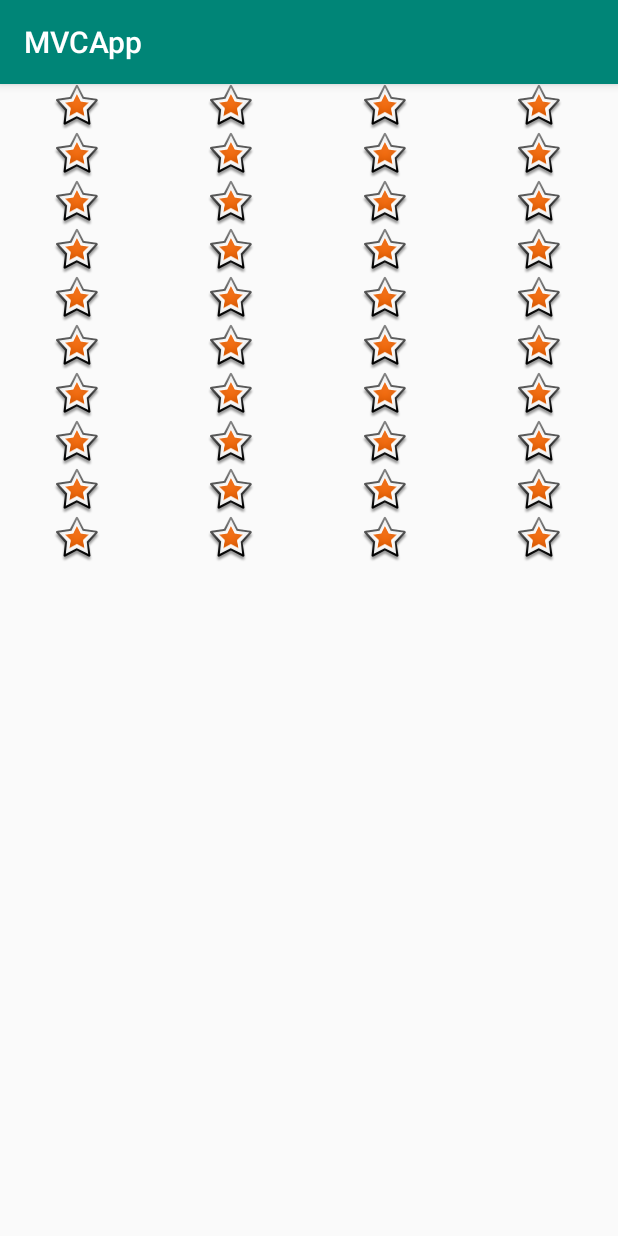
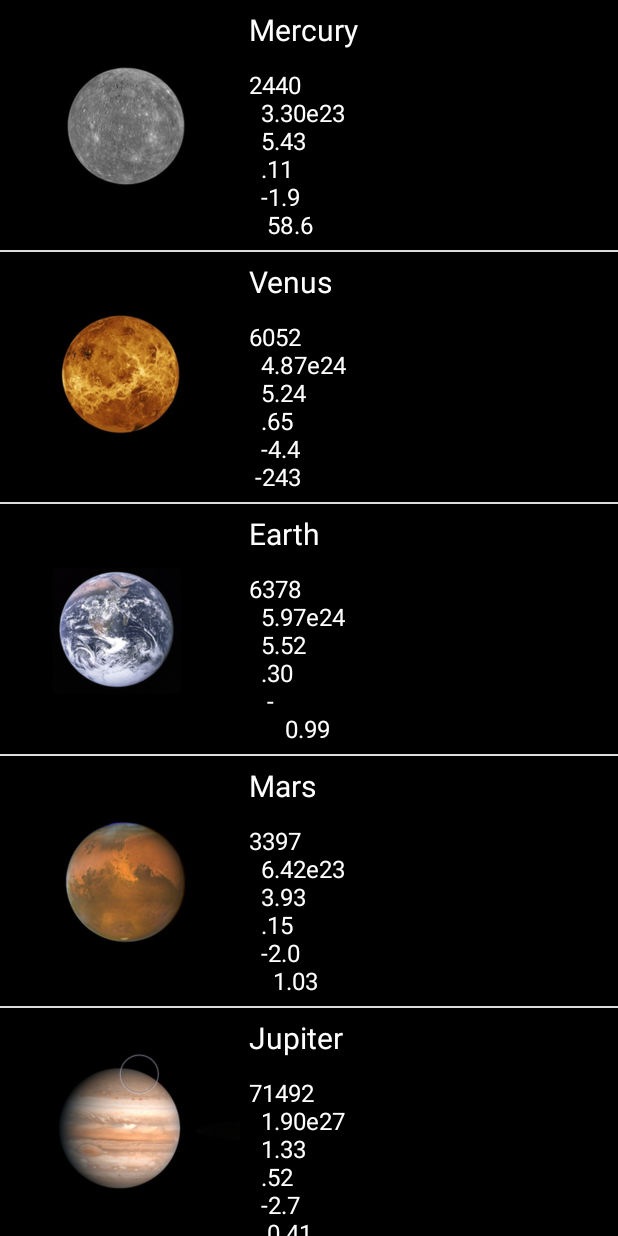
Before and after one commit to aahza/android, an Android app: the screen it shows after launch (MainActivity), on a phone screen of 412 x 824 dp. Run offline under Robolectric (Android 15) with nearby library versions, the phone set to English and light mode, and no system bars.

Commit message:
Planet ListView App is ready

```diff
--- /dev/null
+++ b/MVCApp/app/src/main/java/test/aahz/com/mvcapp/CustomAdaptor.java
@@ -0,0 +1,54 @@
+package test.aahz.com.mvcapp;
+
+import android.util.Log;
+import android.view.View;
+import android.view.ViewGroup;
+import android.widget.BaseAdapter;
+import android.widget.ImageView;
+import android.widget.ListAdapter;
+import android.widget.TextView;
+
+import java.util.List;
+
+public class CustomAdaptor extends BaseAdapter {
+
+    List<Profile> profiles;
+
+    public CustomAdaptor(List<Profile> profiles) {
+        this.profiles = profiles;
+    }
+
+
+    @Override
+    public int getCount() {
+        return profiles.size();
+    }
+
+    @Override
+    public Object getItem(int position) {
+        return position;
+    }
+
+    @Override
+    public long getItemId(int position) {
+        return position;
+    }
+
+    @Override
+    public View getView(int position, View convertView, ViewGroup parent) {
+        Log.d("PLANETS " , "getView Position =" + position);
+
+        View v = convertView;
+        if(v == null)  v = View.inflate(parent.getContext(), R.layout.item_view, null);
+
+        ImageView photo = (ImageView) v.findViewById(R.id.photo);
+        TextView f = (TextView) v.findViewById(R.id.text_f);
+        TextView s = (TextView) v.findViewById(R.id.text_s);
+
+        photo.setImageResource(profiles.get(position).getPhoto());
+        f.setText(profiles.get(position).getfName());
+        s.setText(profiles.get(position).getsName());
+
+        return v;
+    }
+}
--- a/MVCApp/app/src/main/java/test/aahz/com/mvcapp/MainActivity.java
+++ b/MVCApp/app/src/main/java/test/aahz/com/mvcapp/MainActivity.java
@@ -6,6 +6,7 @@ import android.view.View;
 import android.widget.AdapterView;
 import android.widget.ArrayAdapter;
 import android.widget.GridView;
+import android.widget.ListView;
 import android.widget.Spinner;
 import android.widget.TextView;
 import android.widget.Toast;
@@ -17,17 +18,34 @@ import static java.util.Arrays.asList;
 
 public class MainActivity extends AppCompatActivity {
 
+    List<Profile> profiles = new ArrayList<>();
+
     @Override
     protected void onCreate(Bundle savedInstanceState) {
         super.onCreate(savedInstanceState);
         setContentView(R.layout.activity_main);
 
-        GridView gv = (GridView) findViewById(R.id.gridView);
+        ListView lv = (ListView) findViewById(R.id.lv);
 
         final List<String> planets = new ArrayList<>(asList("Mercury", "Venus", "Earth",
                 "Mars", "Jupiter", "Saturn", "Uranus ", "Neptune", "X-planet"));
 
-        gv.setAdapter(new ImageAdapter(this));
+        lv.setAdapter(new CustomAdaptor(loadData()));
 
     }
+
+    public List<Profile> loadData() {
+//        for (int i =0; i < 1; i++) {
+            profiles.add(new Profile(R.drawable.pl_mercury_x320, "Mercury", "2440\n  3.30e23\n  5.43\n  .11\n  -1.9\n   58.6"));
+            profiles.add(new Profile(R.drawable.pl_venus_x320, "Venus", "6052\n  4.87e24\n  5.24\n  .65\n  -4.4\n -243 "));
+            profiles.add(new Profile(R.drawable.pl_earth_x320, "Earth ", "6378\n  5.97e24\n  5.52\n  .30\n   -\n      0.99"));
+            profiles.add(new Profile(R.drawable.pl_mars_x320, "Mars", "3397\n  6.42e23\n  3.93\n  .15\n  -2.0\n    1.03"));
+            profiles.add(new Profile(R.drawable.pl_jupiter_x320, "Jupiter", "71492\n  1.90e27\n  1.33\n  .52\n  -2.7\n   0.41"));
+            profiles.add(new Profile(R.drawable.pl_saturn_x320, "Saturn", "60268\n  5.68e26\n  0.69\n  .47\n   0.7\n    0.45"));
+            profiles.add(new Profile(R.drawable.pl_uranus_x320, "Uranus ", "25559\n  8.68e25\n  1.32\n  .51\n   5.5\n   -0.72"));
+            profiles.add(new Profile(R.drawable.pl_nepune_x320, "Neptune", "24766\n  1.02e26\n  1.64\n  .41\n   7.8\n    0.67"));
+            profiles.add(new Profile(R.drawable.pl_pluto_x320, "Pluto", "1150\n  1.27e22\n  2.06\n  .55\n  13.6\n   -6.39"));
+//        }
+        return profiles;
+    }
 }
--- /dev/null
+++ b/MVCApp/app/src/main/java/test/aahz/com/mvcapp/Profile.java
@@ -0,0 +1,36 @@
+package test.aahz.com.mvcapp;
+
+public class Profile {
+    int photo;
+    String fName, sName;
+
+    public int getPhoto() {
+        return photo;
+    }
+
+    public void setPhoto(int photo) {
+        this.photo = photo;
+    }
+
+    public String getfName() {
+        return fName;
+    }
+
+    public void setfName(String fName) {
+        this.fName = fName;
+    }
+
+    public String getsName() {
+        return sName;
+    }
+
+    public void setsName(String sName) {
+        this.sName = sName;
+    }
+
+    public Profile(int photo, String fName, String sName) {
+        this.photo = photo;
+        this.fName = fName;
+        this.sName = sName;
+    }
+}
--- /dev/null
+++ b/MVCApp/app/src/main/res/drawable/planets.xml
@@ -0,0 +1,12 @@
+<?xml version="1.0" encoding="utf-8"?>
+<selector xmlns:android="http://schemas.android.com/apk/res/android">
+    <item android:drawable="@drawable/pl_mercury_x320" android:state_first="true"/>
+    <item android:drawable="@drawable/pl_venus_x320"/>
+    <item android:drawable="@drawable/pl_earth_x320"/>
+    <item android:drawable="@drawable/pl_mars_x320"/>
+    <item android:drawable="@drawable/pl_jupiter_x320"/>
+    <item android:drawable="@drawable/pl_saturn_x320"/>
+    <item android:drawable="@drawable/pl_uranus_x320"/>
+    <item android:drawable="@drawable/pl_nepune_x320"/>
+    <item android:drawable="@drawable/pl_pluto_x320"/>
+</selector>
--- a/MVCApp/app/src/main/res/layout/activity_main.xml
+++ b/MVCApp/app/src/main/res/layout/activity_main.xml
@@ -1,14 +1,20 @@
 <?xml version="1.0" encoding="utf-8"?>
-<GridView xmlns:android="http://schemas.android.com/apk/res/android"
+<RelativeLayout xmlns:android="http://schemas.android.com/apk/res/android"
     xmlns:app="http://schemas.android.com/apk/res-auto"
     xmlns:tools="http://schemas.android.com/tools"
+    android:id="@+id/layout"
     android:layout_width="match_parent"
     android:layout_height="match_parent"
-    android:columnWidth="96dp"
-    android:numColumns="auto_fit"
     android:gravity="center"
-    android:id="@+id/gridView"
     tools:context=".MainActivity">
 
 
-</GridView>
+    <ListView
+        android:id="@+id/lv"
+        android:layout_width="match_parent"
+        android:layout_height="match_parent"
+        android:layout_alignParentStart="true"
+        android:layout_alignParentTop="true"
+        android:layout_marginStart="0dp"
+        android:layout_marginTop="0dp" />
+</RelativeLayout>
--- /dev/null
+++ b/MVCApp/app/src/main/res/layout/item_view.xml
@@ -0,0 +1,42 @@
+<?xml version="1.0" encoding="utf-8"?>
+<RelativeLayout xmlns:android="http://schemas.android.com/apk/res/android"
+    android:background="#000"
+    android:orientation="vertical"
+    android:layout_width="match_parent"
+    android:layout_height="160dp">
+    <ImageView
+        android:layout_width="160dp"
+        android:layout_height="160dp"
+        android:id="@+id/photo"
+        android:layout_centerVertical="true"
+        android:layout_alignParentLeft="true"
+        android:layout_alignParentStart="true"/>
+    <TextView
+        android:id="@+id/text_f"
+        android:layout_margin="4dp"
+        android:padding="2dp"
+        android:textColor="#FFF"
+        android:textSize="20sp"
+        android:layout_width="wrap_content"
+        android:layout_height="wrap_content"
+        android:text="Large Text"
+        android:layout_alignParentTop="true"
+        android:layout_toRightOf="@id/photo"
+        android:layout_toEndOf="@id/photo"
+        />
+
+    <TextView
+        android:id="@+id/text_s"
+        android:layout_margin="4dp"
+        android:padding="2dp"
+        android:textColor="#FFF"
+        android:textSize="16sp"
+        android:layout_width="match_parent"
+        android:layout_height="match_parent"
+        android:textAppearance="?android:attr/textAppearanceMedium"
+        android:text="Medium Text"
+        android:layout_below="@id/text_f"
+        android:layout_toRightOf="@id/photo"
+        android:layout_toEndOf="@id/photo"
+        />
+</RelativeLayout>
--- a/MVCApp/app/src/main/res/values/styles.xml
+++ b/MVCApp/app/src/main/res/values/styles.xml
@@ -1,7 +1,7 @@
 <resources>
 
     <!-- Base application theme. -->
-    <style name="AppTheme" parent="Theme.AppCompat.Light.DarkActionBar">
+    <style name="AppTheme" parent="Theme.AppCompat.Light.NoActionBar">
         <!-- Customize your theme here. -->
         <item name="colorPrimary">@color/colorPrimary</item>
         <item name="colorPrimaryDark">@color/colorPrimaryDark</item>
```
Also changed, not shown: MVCApp/app/src/main/res/drawable/pl_earth_x320.png (added), MVCApp/app/src/main/res/drawable/pl_jupiter_x320.png (added), MVCApp/app/src/main/res/drawable/pl_mars_x320.png (added), MVCApp/app/src/main/res/drawable/pl_mercury_x320.png (added), MVCApp/app/src/main/res/drawable/pl_nepune_x320.png (added), MVCApp/app/src/main/res/drawable/pl_pluto_x320.png (added), MVCApp/app/src/main/res/drawable/pl_saturn_x320.png (added), MVCApp/app/src/main/res/drawable/pl_uranus_x320.png (added), MVCApp/app/src/main/res/drawable/pl_venus_x320.png (added), MVCApp/app/src/main/res/drawable/solar_planets.png (added).
